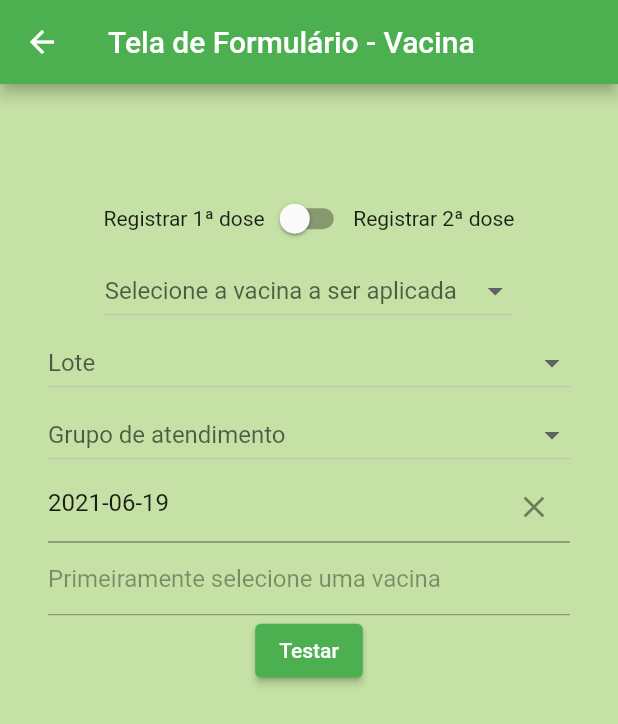
After one commit to mtlira/vaccine-form-scanner, a Flutter app: the TelaFormulario screen opened directly, after a tap on "Próximo", on a phone screen of 412 x 824 dp. The commit adds this screen. Shown: the top 724 px of the screen. Run offline on Flutter 3.47's test engine with Material 2 defaults, Android fonts, the phone set to English and light mode, and no system bars; drawn by our look-alikes of datetime_picker_formfield; our stand-ins replace cloud_firestore, firebase_core, select_form_field; accounts and stored records are empty.

Commit message:
Feita a parte da vacina do formulário de aplicacao

```diff
--- a/lib/TelaFormulario.dart
+++ b/lib/TelaFormulario.dart
@@ -1,9 +1,11 @@
+import 'package:aplicativo/TelaFormularioVacina.dart';
 import 'package:flutter/material.dart';
 import 'package:flutter/services.dart';
 import 'package:intl/intl.dart';
 import 'package:datetime_picker_formfield/datetime_picker_formfield.dart';
 import 'package:select_form_field/select_form_field.dart';
 import 'conexaoFirestore.dart';
+import 'TelaFormularioVacina.dart';
 
 class TelaFormulario extends StatefulWidget {
   @override
@@ -25,21 +27,20 @@ class _TelaFormularioState extends State<TelaFormulario> {
   Map<String, dynamic> vacinado = {};
   String? dropdownValue;
   bool botao = false;
-
   @override
   Widget build(BuildContext context) {
     Size tamanhoDispositivo = MediaQuery.of(context).size;
     final format = DateFormat("yyyy-MM-dd");
     return Scaffold(
       appBar: AppBar(
-        title: Text("Tela de Formulário"),
+        title: Text("Tela de Formulário - Paciente"),
         backgroundColor: Colors.green,
       ),
       body: Center(
         child: Container(
           height: tamanhoDispositivo.height * 0.85,
           width: tamanhoDispositivo.height * 0.8,
-          decoration: BoxDecoration(border: Border.all()),
+          // decoration: BoxDecoration(border: Border.all()),
           padding: EdgeInsets.all(32),
           child: Form(
             key: _formKey,
@@ -65,6 +66,7 @@ class _TelaFormularioState extends State<TelaFormulario> {
                     validator: (input) =>
                         input!.isEmpty ? 'Digite seu nome.' : null,
                     onChanged: (input) => vacinado['Nome'] = input,
+                    initialValue: vacinado['Nome'],
                   ),
                   TextFormField(
                     decoration: InputDecoration(hintText: "email"),
@@ -96,7 +98,7 @@ class _TelaFormularioState extends State<TelaFormulario> {
                   ),
                   DateTimeField(
                     decoration: InputDecoration(hintText: "Data de Nascimento"),
-                    onChanged: (input) => vacinado['Data'] = input,
+                    onChanged: (input) => vacinado['Nascimento'] = input,
                     format: format,
                     onShowPicker: (context, currentValue) {
                       return showDatePicker(
@@ -128,12 +130,17 @@ class _TelaFormularioState extends State<TelaFormulario> {
                       onPressed: () async {
                         print(vacinado);
                         setState(() {
-                          if (_formKey.currentState!.validate()) {
-                            registroVacinado(vacinado);
-                          }
+                          final now = new DateTime.now();
+                          vacinado['Data'] = DateFormat('yMd').format(now);
+                          //if (_formKey.currentState!.validate())
+                          Navigator.push(
+                              context,
+                              MaterialPageRoute(
+                                  builder: (context) => TelaVacina(vacinado)));
+                          //registroVacinado(vacinado);
                         });
                       },
-                      child: Text('Testar'))
+                      child: Text('Próximo'))
                 ],
               ),
             ),
--- /dev/null
+++ b/lib/TelaFormularioVacina.dart
@@ -0,0 +1,194 @@
+import 'package:flutter/material.dart';
+import 'package:aplicativo/TelaFormularioVacina.dart';
+import 'package:flutter/material.dart';
+import 'package:flutter/services.dart';
+import 'package:intl/intl.dart';
+import 'package:datetime_picker_formfield/datetime_picker_formfield.dart';
+import 'package:select_form_field/select_form_field.dart';
+import 'conexaoFirestore.dart';
+import 'TelaFormularioVacina.dart';
+
+class TelaVacina extends StatefulWidget {
+  TelaVacina(this.vacinado, {Key? key}) : super(key: key);
+  Map<String, dynamic> vacinado;
+  @override
+  _TelaVacinaState createState() => _TelaVacinaState();
+}
+
+class _TelaVacinaState extends State<TelaVacina> {
+  bool segundaDose = false;
+  final _formKey = GlobalKey<FormState>();
+  bool botao = false;
+  String? dropdownValueVacina, dropdownValueOcupacao, dropdownValueLote;
+  Map<String, dynamic> dose = {};
+
+  Widget _dataAprazamento(vacina, data) {
+    if (vacina == null)
+      return TextFormField(
+        enabled: false,
+        decoration: InputDecoration(
+            //labelText: 'Data de aprazamento',
+            hintText: 'Primeiramente selecione uma vacina'),
+      );
+    else if (vacina == 'CORONAVAC')
+      return TextFormField(
+        enabled: false,
+        decoration: InputDecoration(
+            //labelText: 'Data de aprazamento',
+            hintText: (data).toString()),
+      );
+
+    return Container();
+  }
+
+  @override
+  Widget build(BuildContext context) {
+    Size tamanhoDispositivo = MediaQuery.of(context).size;
+    final format = DateFormat("yyyy-MM-dd");
+    return Scaffold(
+      appBar: AppBar(
+        title: Text("Tela de Formulário - Vacina"),
+        backgroundColor: Colors.green,
+      ),
+      body: Center(
+        child: Container(
+          height: tamanhoDispositivo.height * 0.85,
+          width: tamanhoDispositivo.height * 0.8,
+          // decoration: BoxDecoration(border: Border.all()),
+          padding: EdgeInsets.all(32),
+          child: Form(
+            key: _formKey,
+            child: SingleChildScrollView(
+              child: Column(
+                mainAxisAlignment: MainAxisAlignment.spaceEvenly,
+                children: <Widget>[
+                  Row(
+                    children: [
+                      Spacer(),
+                      Text('Registrar 1ª dose'),
+                      Switch(
+                          value: botao,
+                          onChanged: (_) => setState(() {
+                                botao = !botao;
+                              })),
+                      Text('Registrar 2ª dose'),
+                      Spacer(),
+                    ],
+                  ),
+                  DropdownButton<String>(
+                    value: dropdownValueVacina,
+                    hint: Text('Selecione a vacina a ser aplicada'),
+                    dropdownColor: Colors.lightGreen[200],
+                    onChanged: (String? newValue) {
+                      setState(() {
+                        dropdownValueVacina = newValue!;
+                        dose['Vacina'] = dropdownValueVacina;
+                      });
+                    },
+                    items: <String>[
+                      'ASTRAZENECA/OXFORD/FIOCRUZ',
+                      'CORONAVAC',
+                      'JANSSEN',
+                      'PFIZER',
+                    ].map<DropdownMenuItem<String>>((String value) {
+                      return DropdownMenuItem<String>(
+                        value: value,
+                        child: Text(value),
+                      );
+                    }).toList(),
+                  ),
+                  DropdownButton<String>(
+                    isExpanded: true,
+                    value: dropdownValueLote,
+                    hint: Text('Lote'),
+                    dropdownColor: Colors.lightGreen[200],
+                    onChanged: (String? newValue) {
+                      setState(() {
+                        dropdownValueLote = newValue!;
+                        dose['Lote'] = dropdownValueLote;
+                      });
+                    },
+                    items: <String>[
+                      'L50000',
+                      'L50001',
+                      'L50002',
+                      'L50003',
+                      'L50004',
+                    ].map<DropdownMenuItem<String>>((String value) {
+                      return DropdownMenuItem<String>(
+                        value: value,
+                        child: Text(value),
+                      );
+                    }).toList(),
+                  ),
+                  DropdownButton<String>(
+                    isExpanded: true,
+                    value: dropdownValueOcupacao,
+                    hint: Text('Grupo de atendimento'),
+                    dropdownColor: Colors.lightGreen[200],
+                    onChanged: (String? newValue) {
+                      setState(() {
+                        dropdownValueOcupacao = newValue!;
+                        dose['Grupo'] = dropdownValueOcupacao;
+                      });
+                    },
+                    items: <String>[
+                      'AEROVIARIOS',
+                      'COMORBIDADE',
+                      'ESTUDO CLINICO',
+                      'IDOSO',
+                      'IDOSO EM ILPI',
+                      'INDIGENAS',
+                      'METROVIARIOS/CPTM',
+                      'MOTORISTAS E COBRADORES DE ONIBUS',
+                      'PESSOA >= 18 ANOS PORTADORA DE DEFICIENCIA RESIDENTES EM RI',
+                      'PESSOA COM DEFICIENCIA',
+                      'PESSOA COM DEFICIENCIA PERMANENTE SEVERA',
+                      'POPULACAO EM GERAL',
+                      'POPULACAO EM SITUACAO DE RUA',
+                      'PORTUARIOS',
+                      'QUILOMBOLA',
+                      'RIBEIRINHAS',
+                      'TRABALHADOR DA EDUCACAO',
+                      'TRABAHADOR DA SEGURANCA PUBLICA',
+                      'TRABALHADOR DE SAUDE',
+                    ].map<DropdownMenuItem<String>>((String value) {
+                      return DropdownMenuItem<String>(
+                        value: value,
+                        child: Text(value),
+                      );
+                    }).toList(),
+                  ),
+                  DateTimeField(
+                    initialValue: DateTime.now(),
+                    decoration: InputDecoration(hintText: "Data de aplicação"),
+                    onChanged: (input) => setState(() => dose['Data'] = input),
+                    format: format,
+                    onShowPicker: (context, currentValue) {
+                      return showDatePicker(
+                          context: context,
+                          firstDate: DateTime(2021),
+                          initialDate: currentValue ?? DateTime.now(),
+                          lastDate: DateTime(2022));
+                    },
+                  ),
+                  _dataAprazamento(dose['Vacina'], dose['Data']),
+                  ElevatedButton(
+                      onPressed: () async {
+                        print(dose);
+                        setState(() {
+                          if (_formKey.currentState!.validate())
+                            widget.vacinado['Dose'] = dose;
+                          registroVacinado(widget.vacinado);
+                        });
+                      },
+                      child: Text('Testar'))
+                ],
+              ),
+            ),
+          ),
+        ),
+      ),
+    );
+  }
+}
--- a/lib/TelaLogin.dart
+++ b/lib/TelaLogin.dart
@@ -13,20 +13,35 @@ class TelaLogin extends StatefulWidget {
 class _TelaLoginState extends State<TelaLogin> {
   @override
   Widget build(BuildContext context) {
+    Size tamanhoDispositivo = MediaQuery.of(context).size;
     return Scaffold(
       appBar: AppBar(
         title: Text(
           "Tela de Login",
           textAlign: TextAlign.center,
         ),
-        backgroundColor: Colors.lightGreen,
+        backgroundColor: Colors.green,
       ),
       body: Center(
         child: Container(
+          height: tamanhoDispositivo.height * .8,
+          width: tamanhoDispositivo.width * .8,
+          // decoration: BoxDecoration(border: Border.all()),
           // padding: EdgeInsets.all(89),
           child: Column(
             mainAxisAlignment: MainAxisAlignment.center,
             children: <Widget>[
+              Spacer(flex: 2),
+              Form(
+                  child: Column(children: [
+                TextFormField(
+                  decoration: InputDecoration(hintText: "Login"),
+                ),
+                TextFormField(
+                  decoration: InputDecoration(hintText: "Senha"),
+                )
+              ])),
+              Spacer(),
               ElevatedButton(
                 // color: Colors.blue,
                 child: Text("Ir para tela do vacinador"),
@@ -36,6 +51,7 @@ class _TelaLoginState extends State<TelaLogin> {
                       MaterialPageRoute(builder: (context) => TelaVacinador()));
                 },
               ),
+              Spacer(flex: 2),
               ElevatedButton(
                   onPressed: () {
                     Navigator.push(
--- a/lib/TelaVacinador.dart
+++ b/lib/TelaVacinador.dart
@@ -17,7 +17,7 @@ class _TelaVacinadorState extends State<TelaVacinador> {
           "Tela do Vacinador",
           textAlign: TextAlign.center,
         ),
-        backgroundColor: Colors.lightGreen,
+        backgroundColor: Colors.green,
       ),
       body: Center(
         child: Container(
--- a/lib/conexaoFirestore.dart
+++ b/lib/conexaoFirestore.dart
@@ -15,7 +15,13 @@ Future<void> registroVacinado(Map<String, dynamic> vacinado) async {
       'Telefone': vacinado['Telefone'],
       'Sexo': vacinado['Sexo'],
       'Endereco': vacinado['Endereço'],
-      'Data de nascimento': vacinado['Data']
+      'Data de nascimento': vacinado['Nascimento'],
+      'Dose': vacinado['Dose'],
+      // 'Vacina': vacinado['Vacina'],
+      // 'Lote': vacinado['Lote'],
+      'Grupo': vacinado['Grupo'],
+      'Local de aplicação': vacinado['Local'],
+      'Data de aplicação': vacinado['Data'],
     });
   } catch (e) {
     print("pegou " + e.toString());
```
